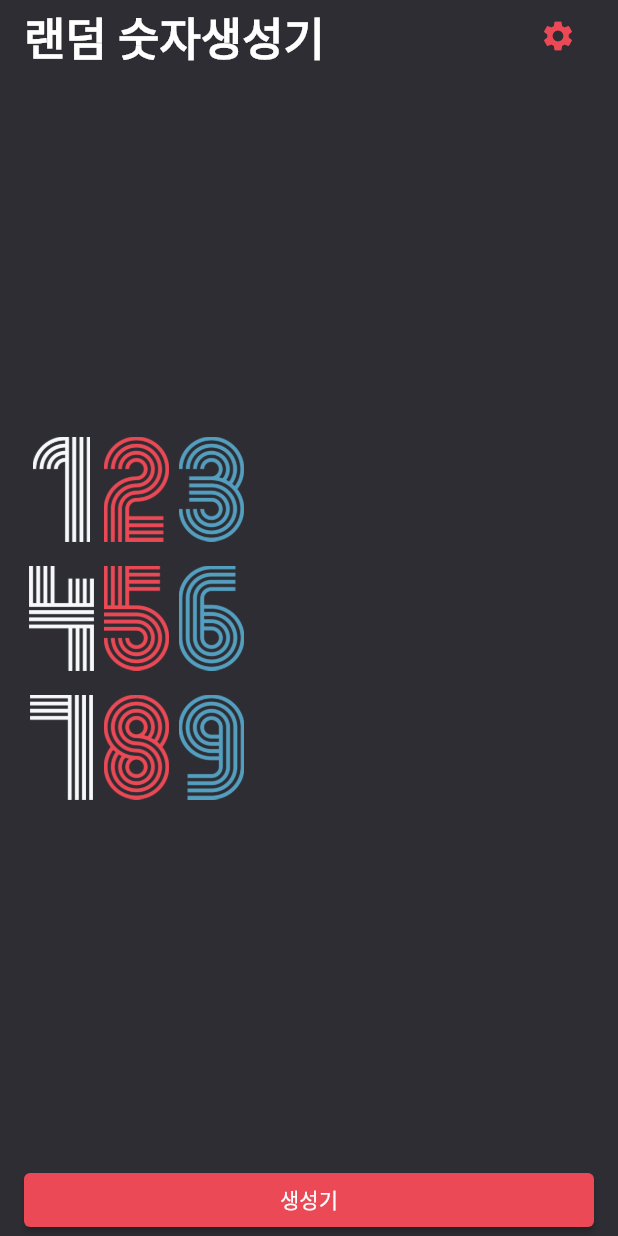
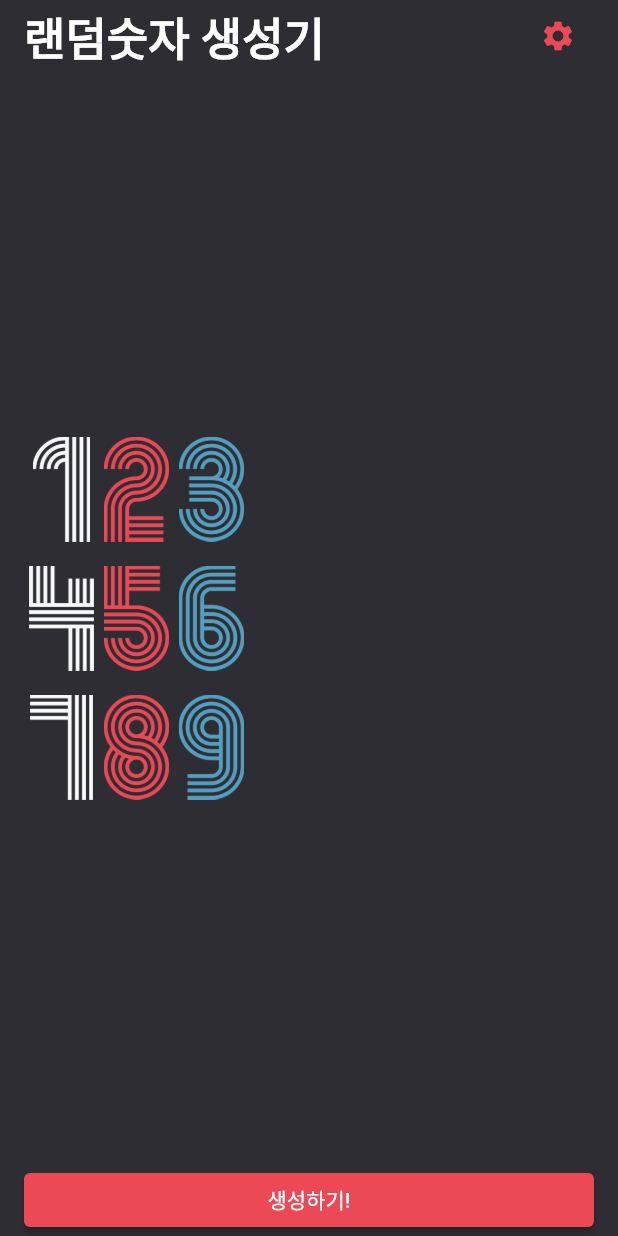
Before and after one commit to yohanpro/flutter_projects, a Flutter app: the screen it shows after launch, on a phone screen of 412 x 824 dp. Run offline on Flutter 3.47's test engine with Material 2 defaults, Android fonts, the light colour scheme and no system bars; our stand-ins replace webview_flutter.

```diff
--- /dev/null
+++ b/navigation/lib/main.dart
@@ -0,0 +1,6 @@
+import 'package:flutter/material.dart';
+import 'package:navigation/screen/home_screen.dart';
+
+void main() {
+  runApp(MaterialApp(home: new HomeScreen()));
+}
--- /dev/null
+++ b/navigation/lib/screen/home_screen.dart
@@ -0,0 +1,19 @@
+import 'package:flutter/material.dart';
+import 'package:navigation/layout/main_layout.dart';
+import 'package:navigation/screen/route_one_screen.dart';
+
+class HomeScreen extends StatelessWidget {
+  const HomeScreen({Key? key}) : super(key: key);
+
+  @override
+  Widget build(BuildContext context) {
+    return MainLayout(title: 'Home Screen', children: [
+      ElevatedButton(
+          onPressed: () {
+            Navigator.of(context).push(MaterialPageRoute(
+                builder: (BuildContext context) => RouteOne()));
+          },
+          child: Text('Push'))
+    ]);
+  }
+}
--- a/random_number_gen/lib/screen/home_screen.dart
+++ b/random_number_gen/lib/screen/home_screen.dart
@@ -1,47 +1,28 @@
 import 'dart:math';
 
 import 'package:flutter/material.dart';
-import 'package:random_number_gen/component/number_row.dart';
-import 'package:random_number_gen/constants/color.dart';
 import 'package:random_number_gen/screen/settings_screen.dart';
+
+
+
+
+import '../component/number_row.dart';
+import '../constants/color.dart';
 
 class HomeScreen extends StatefulWidget {
   const HomeScreen({Key? key}) : super(key: key);
 
   @override
-  State<HomeScreen> createState() => _HomeScreenState();
+  _HomeScreenState createState() => _HomeScreenState();
 }
 
 class _HomeScreenState extends State<HomeScreen> {
   int maxNumber = 1000;
-  List<int> randomNumbers = [123, 456, 789];
-
-  void updateRandomNumbers() {
-    final rand = Random();
-    final Set<int> newNumbers = {};
-
-    while (newNumbers.length != 3) {
-      final number = rand.nextInt(1000);
-      newNumbers.add(number);
-    }
-    setState(() {
-      randomNumbers = newNumbers.toList();
-    });
-  }
-
-  void onSettingsPop() async {
-    final int? result = await Navigator.of(context)
-        .push<int>(MaterialPageRoute(builder: (BuildContext context) {
-      return SettingsScreen(
-        maxNumber: maxNumber,
-      );
-    }));
-    if (result != null) {
-      setState(() {
-        maxNumber = result;
-      });
-    }
-  }
+  List<int> randomNumbers = [
+    123,
+    456,
+    789,
+  ];
 
   @override
   Widget build(BuildContext context) {
@@ -49,7 +30,7 @@
       backgroundColor: PRIMARY_COLOR,
       body: SafeArea(
         child: Padding(
-          padding: const EdgeInsets.symmetric(
+          padding: EdgeInsets.symmetric(
             horizontal: 16.0,
           ),
           child: Column(
@@ -58,37 +39,84 @@
               _Header(
                 onPressed: onSettingsPop,
               ),
-              _Body(randomNumbers: randomNumbers),
-              _Footer(onPressed: updateRandomNumbers)
+              _Body(
+                randomNumbers: randomNumbers,
+              ),
+              _Footer(
+                onPressed: onRandomNumberGenerate,
+              ),
             ],
           ),
         ),
       ),
     );
   }
+
+  void onSettingsPop() async {
+    // list - add
+    // [HomeScreen(), SettingsScreen()]
+    final int? result = await Navigator.of(context).push<int>(
+      MaterialPageRoute(
+        builder: (BuildContext context) {
+          return SettingsScreen(
+            maxNumber: maxNumber,
+          );
+        },
+      ),
+    );
+
+    if (result != null) {
+      setState(() {
+        maxNumber = result;
+      });
+    }
+  }
+
+  void onRandomNumberGenerate() {
+    final rand = Random();
+
+    final Set<int> newNumbers = {};
+
+    while (newNumbers.length != 3) {
+      final number = rand.nextInt(maxNumber);
+
+      newNumbers.add(number);
+    }
+
+    setState(() {
+      randomNumbers = newNumbers.toList();
+    });
+  }
 }
 
 class _Header extends StatelessWidget {
   final VoidCallback onPressed;
 
-  const _Header({Key? key, required this.onPressed}) : super(key: key);
+  const _Header({
+    required this.onPressed,
+    Key? key,
+  }) : super(key: key);
 
   @override
   Widget build(BuildContext context) {
     return Row(
       mainAxisAlignment: MainAxisAlignment.spaceBetween,
       children: [
-        const Text(
-          '랜덤 숫자생성기',
+        Text(
+          '랜덤숫자 생성기',
           style: TextStyle(
-              color: Colors.white, fontSize: 30.0, fontWeight: FontWeight.w700),
+            color: Colors.white,
+            fontSize: 30.0,
+            fontWeight: FontWeight.w700,
+          ),
         ),
         IconButton(
           onPressed: onPressed,
-            icon: const Icon(
+          icon: Icon(
             Icons.settings,
             color: RED_COLOR,
-            ))
+          ),
+        ),
       ],
     );
   }
@@ -97,7 +125,10 @@
 class _Body extends StatelessWidget {
   final List<int> randomNumbers;
 
-  const _Body({Key? key, required this.randomNumbers}) : super(key: key);
+  const _Body({
+    required this.randomNumbers,
+    Key? key,
+  }) : super(key: key);
 
   @override
   Widget build(BuildContext context) {
@@ -107,30 +138,39 @@
         children: randomNumbers
             .asMap()
             .entries
-          .map((x) => Padding(
+            .map(
+              (x) => Padding(
                 padding: EdgeInsets.only(bottom: x.key == 2 ? 0 : 16.0),
-                child: NumberRow(number: x.value),
-              ))
+                child: NumberRow(
+                  number: x.value,
+                ),
+              ),
+            )
             .toList(),
-    ));
+      ),
+    );
   }
 }
 
 class _Footer extends StatelessWidget {
   final VoidCallback onPressed;
 
-  const _Footer({Key? key, required this.onPressed}) : super(key: key);
+  const _Footer({
+    required this.onPressed,
+    Key? key,
+  }) : super(key: key);
 
   @override
   Widget build(BuildContext context) {
     return SizedBox(
       width: double.infinity,
-        // elevateButton to set color
       child: ElevatedButton(
         style: ElevatedButton.styleFrom(
-              backgroundColor: RED_COLOR,
+          primary: RED_COLOR,
         ),
         onPressed: onPressed,
-            child: const Text('생성기')));
+        child: Text('생성하기!'),
+      ),
+    );
   }
 }
--- a/random_number_gen/lib/screen/settings_screen.dart
+++ b/random_number_gen/lib/screen/settings_screen.dart
@@ -1,23 +1,24 @@
 import 'package:flutter/material.dart';
-import 'package:random_number_gen/component/number_row.dart';
-import 'package:random_number_gen/constants/color.dart';
+
+import '../component/number_row.dart';
+import '../constants/color.dart';
 
 class SettingsScreen extends StatefulWidget {
   final int maxNumber;
 
-  const SettingsScreen({Key? key, required this.maxNumber}) : super(key: key);
+  const SettingsScreen({required this.maxNumber, Key? key}) : super(key: key);
 
   @override
-  State<SettingsScreen> createState() => _SettingsScreenState();
+  _SettingsScreenState createState() => _SettingsScreenState();
 }
 
 class _SettingsScreenState extends State<SettingsScreen> {
-  double maxNumber = 10000;
+  double maxNumber = 1000;
 
   @override
   void initState() {
-    // TODO: implement initState
     super.initState();
+
     maxNumber = widget.maxNumber.toDouble();
   }
 
@@ -27,7 +28,9 @@
       backgroundColor: PRIMARY_COLOR,
       body: SafeArea(
         child: Padding(
-          padding: const EdgeInsets.symmetric(horizontal: 16.0),
+          padding: EdgeInsets.symmetric(
+            horizontal: 16.0,
+          ),
           child: Column(
             crossAxisAlignment: CrossAxisAlignment.stretch,
             children: [
@@ -35,8 +38,8 @@
               _Footer(
                 maxNumber: maxNumber,
                 onSliderChanged: onSliderChanged,
-                onPressed: onButtonPressed,
-              )
+                onButtonPressed: onButtonPressed,
+              ),
             ],
           ),
         ),
@@ -58,25 +61,32 @@
 class _Body extends StatelessWidget {
   final double maxNumber;
 
-  const _Body({Key? key, required this.maxNumber}) : super(key: key);
+  const _Body({
+    required this.maxNumber,
+    Key? key,
+  }) : super(key: key);
 
   @override
   Widget build(BuildContext context) {
-    return Expanded(child: NumberRow(number: maxNumber.toInt()));
+    return Expanded(
+      child: NumberRow(
+        number: maxNumber.toInt(),
+      ),
+    );
   }
 }
 
 class _Footer extends StatelessWidget {
   final double maxNumber;
   final ValueChanged<double>? onSliderChanged;
-  final VoidCallback? onPressed;
+  final VoidCallback onButtonPressed;
 
-  const _Footer(
-      {Key? key,
+  const _Footer({
     required this.maxNumber,
     required this.onSliderChanged,
-      required this.onPressed})
-      : super(key: key);
+    required this.onButtonPressed,
+    Key? key,
+  }) : super(key: key);
 
   @override
   Widget build(BuildContext context) {
@@ -86,14 +96,16 @@
         Slider(
           value: maxNumber,
           min: 1000,
-            max: 10000,
-            onChanged: onSliderChanged),
+          max: 100000,
+          onChanged: onSliderChanged,
+        ),
         ElevatedButton(
-            onPressed: onPressed,
+          onPressed: onButtonPressed,
           style: ElevatedButton.styleFrom(
-              backgroundColor: RED_COLOR,
+            primary: RED_COLOR,
           ),
-            child: Text('저장!'))
+          child: Text('저장!'),
+        ),
       ],
     );
   }
```
Also changed, not shown: navigation/analysis_options.yaml (added, +29 -0 lines), navigation/lib/layout/main_layout.dart (added, +26 -0 lines), navigation/lib/screen/route_one_screen.dart (added, +20 -0 lines), navigation/lib/screen/route_three_screen.dart (added, +20 -0 lines), navigation/lib/screen/route_two_screen.dart (added, +20 -0 lines), navigation/pubspec.yaml (added, +91 -0 lines), navigation/pubspec.lock (added), 61 other files. Lines whose indentation alone changed are shown as unchanged.
